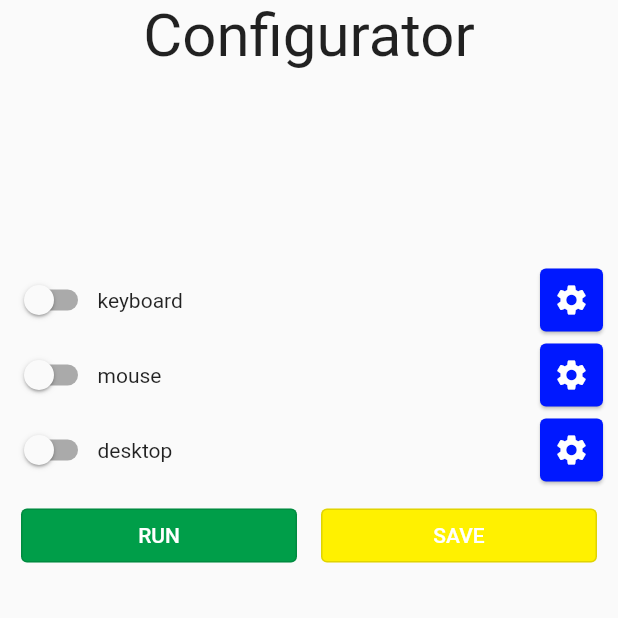
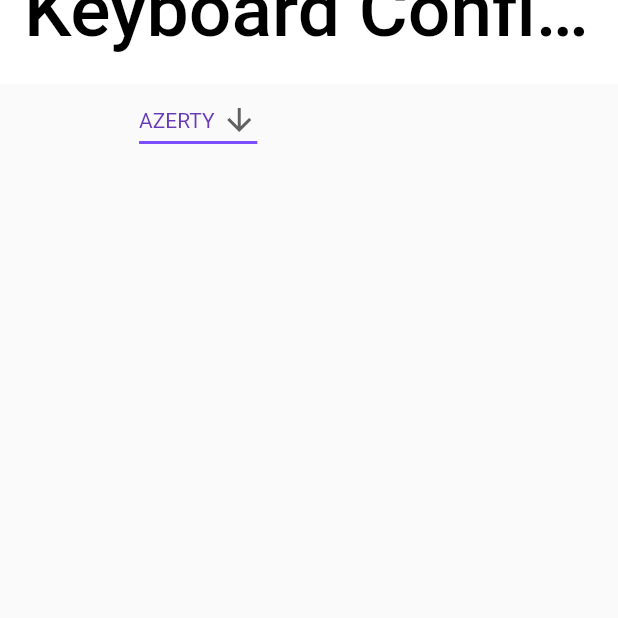
Before and after one commit to yamzal1/ihm, a Flutter app: the screen it shows after launch, after a tap on the "settings" icon, on a phone screen of 412 x 824 dp, the top half of it. Run offline on Flutter 3.47's test engine with Material 2 defaults, Android fonts, the phone set to English and light mode, and no system bars; our stand-ins replace syncfusion_flutter_sliders.

```diff
--- a/lib/ecran2.dart
+++ b/lib/ecran2.dart
@@ -1,12 +1,12 @@
 import 'package:flutter/material.dart';
 
-class keyboardConfig extends StatefulWidget {
-  const keyboardConfig ({Key? key}) : super (key: key);
+class KeyboardConfig extends StatefulWidget {
+  const KeyboardConfig ({Key? key}) : super (key: key);
   @override
-  State<keyboardConfig> createState() => _keyConfigState();
+  State<KeyboardConfig> createState() => _KeyConfigState();
 }
 
-class _keyConfigState extends State<keyboardConfig> {
+class _KeyConfigState extends State<KeyboardConfig> {
   @override
   Widget build(BuildContext context) {
     const title = 'Keyboard Configurator';
@@ -18,7 +18,7 @@ class _keyConfigState extends State<keyboardConfig> {
         appBar: AppBar(
           elevation: 0,
           backgroundColor: Colors.white,
-          title: Center(
+          title: const Center(
             child: SizedBox(
               height: 100,
               child: Text(title, style: TextStyle(
@@ -35,7 +35,7 @@ class _keyConfigState extends State<keyboardConfig> {
             child: Column(
               children: [
                 Row(
-                  children: [
+                  children: const [
                     MyStatefulWidget()
                   ],
                 )
--- a/lib/main.dart
+++ b/lib/main.dart
@@ -1,5 +1,7 @@
 import 'package:flutter/material.dart';
-import 'package:poto_rapido/pages/Ecran3.dart';
+
+import 'ecran2.dart';
+import 'pages/Ecran3.dart';
 
 void main() {
   runApp(const MyApp());
@@ -138,7 +140,25 @@ class _MyHomePageState extends State<MyHomePage> {
               color: const Color(0xff0018ff),
               child: InkWell(
                 onTap: () {
-                  // print("tapped");
+                  if (_switchValue == 0) {
+                    Navigator.push(
+                      context,
+                      MaterialPageRoute(
+                          builder: (context) => const KeyboardConfig()),
+                    );
+                  } else if (_switchValue == 1) {
+                    Navigator.push(
+                      context,
+                      MaterialPageRoute(
+                          builder: (context) => const MouseConfig()),
+                    );
+                  } else {
+                    // Navigator.push(
+                    //   context,
+                    //   MaterialPageRoute(
+                    //       builder: (context) => const KeyboardConfig()),
+                    // );
+                  }
                 },
                 child: const Icon(
                   Icons.settings,
```
Also changed, not shown: pubspec.yaml (+1 -66 lines).
